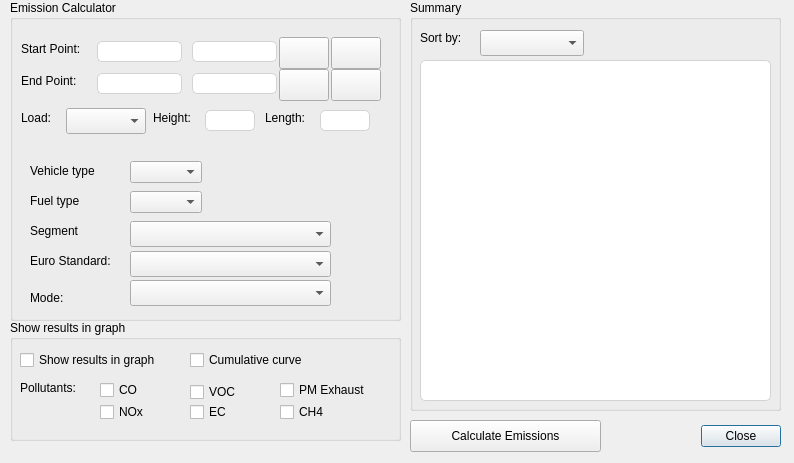
Qt form road_emission_calculator_dialog_base.ui (NPRA/RoadEmissionCalculator) before a commit.
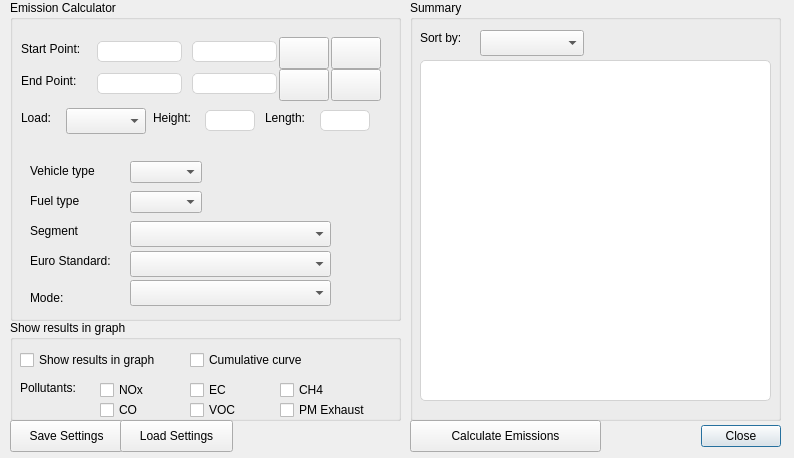
The same form after that commit. Icons and pictures are not drawn.

Diff of the .ui file:
```diff
--- a/road_emission_calculator_dialog_base.ui
+++ b/road_emission_calculator_dialog_base.ui
@@ -10,7 +10,7 @@
     <x>0</x>
     <y>0</y>
     <width>794</width>
-    <height>463</height>
+    <height>458</height>
    </rect>
   </property>
   <property name="windowTitle">
@@ -41,7 +41,7 @@
      <x>410</x>
      <y>0</y>
      <width>371</width>
-     <height>411</height>
+     <height>421</height>
     </rect>
    </property>
    <property name="title">
@@ -117,7 +117,7 @@
      <x>10</x>
      <y>320</y>
      <width>391</width>
-     <height>121</height>
+     <height>101</height>
     </rect>
    </property>
    <property name="title">
@@ -166,7 +166,7 @@
     <property name="geometry">
      <rect>
       <x>90</x>
-      <y>82</y>
+      <y>60</y>
       <width>52</width>
       <height>20</height>
      </rect>
@@ -179,7 +179,7 @@
     <property name="geometry">
      <rect>
       <x>180</x>
-      <y>62</y>
+      <y>80</y>
       <width>51</width>
       <height>20</height>
      </rect>
@@ -192,7 +192,7 @@
     <property name="geometry">
      <rect>
       <x>90</x>
-      <y>60</y>
+      <y>80</y>
       <width>45</width>
       <height>20</height>
      </rect>
@@ -205,7 +205,7 @@
     <property name="geometry">
      <rect>
       <x>180</x>
-      <y>82</y>
+      <y>60</y>
       <width>45</width>
       <height>20</height>
      </rect>
@@ -218,7 +218,7 @@
     <property name="geometry">
      <rect>
       <x>270</x>
-      <y>82</y>
+      <y>60</y>
       <width>87</width>
       <height>20</height>
      </rect>
@@ -231,7 +231,7 @@
     <property name="geometry">
      <rect>
       <x>270</x>
-      <y>60</y>
+      <y>80</y>
       <width>91</width>
       <height>20</height>
      </rect>
@@ -771,12 +771,49 @@
     <bool>false</bool>
    </property>
   </widget>
+  <widget class="QPushButton" name="btnSaveSettings">
+   <property name="enabled">
+    <bool>true</bool>
+   </property>
+   <property name="geometry">
+    <rect>
+     <x>10</x>
+     <y>420</y>
+     <width>113</width>
+     <height>32</height>
+    </rect>
+   </property>
+   <property name="text">
+    <string>Save Settings</string>
+   </property>
+   <property name="autoDefault">
+    <bool>false</bool>
+   </property>
+  </widget>
+  <widget class="QPushButton" name="btnLoadSettings">
+   <property name="geometry">
+    <rect>
+     <x>120</x>
+     <y>420</y>
+     <width>113</width>
+     <height>32</height>
+    </rect>
+   </property>
+   <property name="text">
+    <string>Load Settings</string>
+   </property>
+   <property name="autoDefault">
+    <bool>false</bool>
+   </property>
+  </widget>
   <zorder>widgetLoading</zorder>
   <zorder>button_box</zorder>
   <zorder>groupBox_2</zorder>
   <zorder>groupBox</zorder>
   <zorder>groupBoxCalculator</zorder>
   <zorder>btnGetEmissions</zorder>
+  <zorder>btnSaveSettings</zorder>
+  <zorder>btnLoadSettings</zorder>
  </widget>
  <resources/>
  <connections>
```
